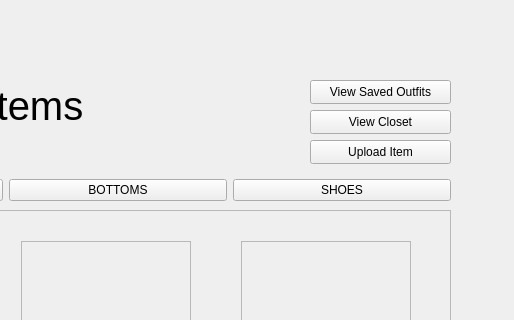
This is code/clothingitemswindow.ui in fmarque/Smart-Wardrobe-Organizer as Qt 5 draws it before an edit; both pictures show x 510 to 1024 and y 0 to 320 of the 1024 by 768 pixel window. The edited form follows.
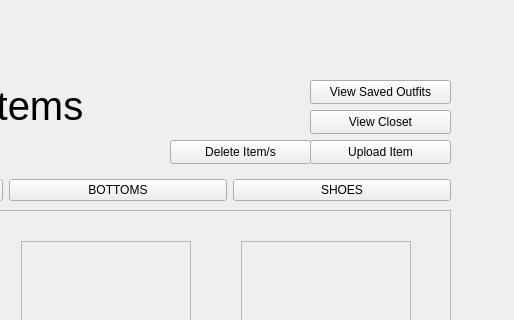
This is the edited form.

Commit message:
+ added and finished delete item option in ClothingItemWindow, deletes both from clothing_pics image folder and clothingItemsJSON.json
+ added ClickableLabel class for mass selection functionalities into .pro file

Patch:
```diff
--- a/code/clothingitemswindow.ui
+++ b/code/clothingitemswindow.ui
@@ -348,6 +348,19 @@
      <string>Upload Item</string>
     </property>
    </widget>
+   <widget class="QPushButton" name="massDeleteButton">
+    <property name="geometry">
+     <rect>
+      <x>680</x>
+      <y>140</y>
+      <width>141</width>
+      <height>24</height>
+     </rect>
+    </property>
+    <property name="text">
+     <string>Delete Item/s</string>
+    </property>
+   </widget>
   </widget>
   <widget class="QMenuBar" name="menubar">
    <property name="geometry">
```
The commit also changes 7 other files.
